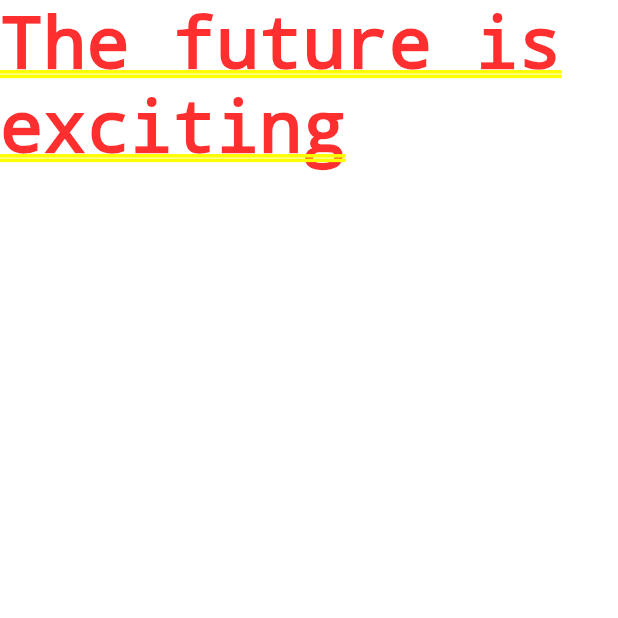
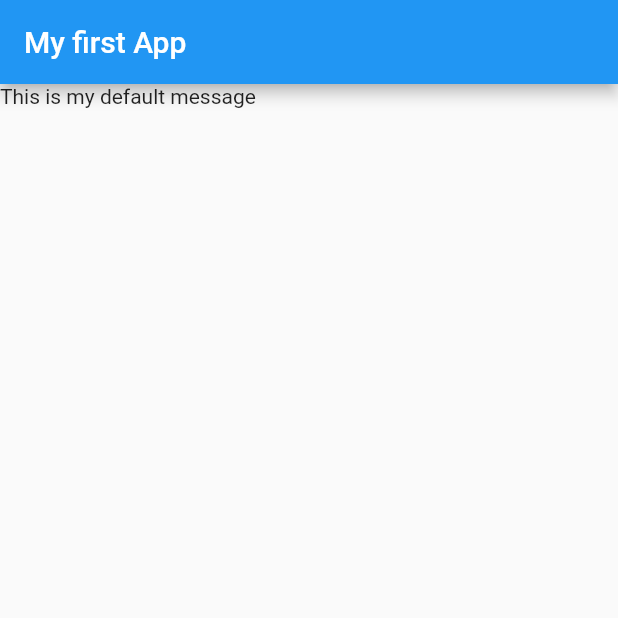
Before and after one commit to donalddoe/donald_flutter_learning, a Flutter app: the screen it shows after launch, on a phone screen of 412 x 824 dp, the top half of it. Run offline on Flutter 3.47's test engine with Material 2 defaults, Android fonts, the phone set to English and light mode, and no system bars.

Commit message:
added upgrade to my app

```diff
--- a/lib/main.dart
+++ b/lib/main.dart
@@ -6,6 +6,13 @@ void main() {
 
 class MyApp extends StatelessWidget {
   Widget build(BuildContext context) {
-    return MaterialApp(home: Text('The future is exciting'),);
+    return MaterialApp(
+      home: Scaffold(
+        appBar: AppBar(
+          title: Text('My first App'),
+        ),
+        body: Text('This is my default message'),
+      ),
+    );
   }
 }
```
